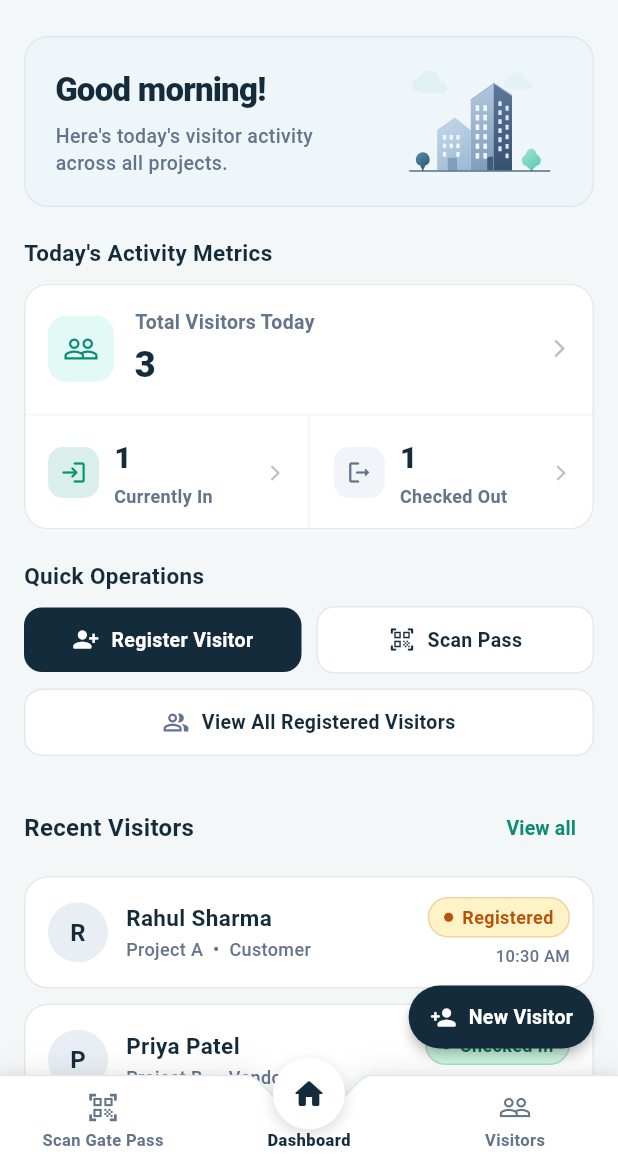
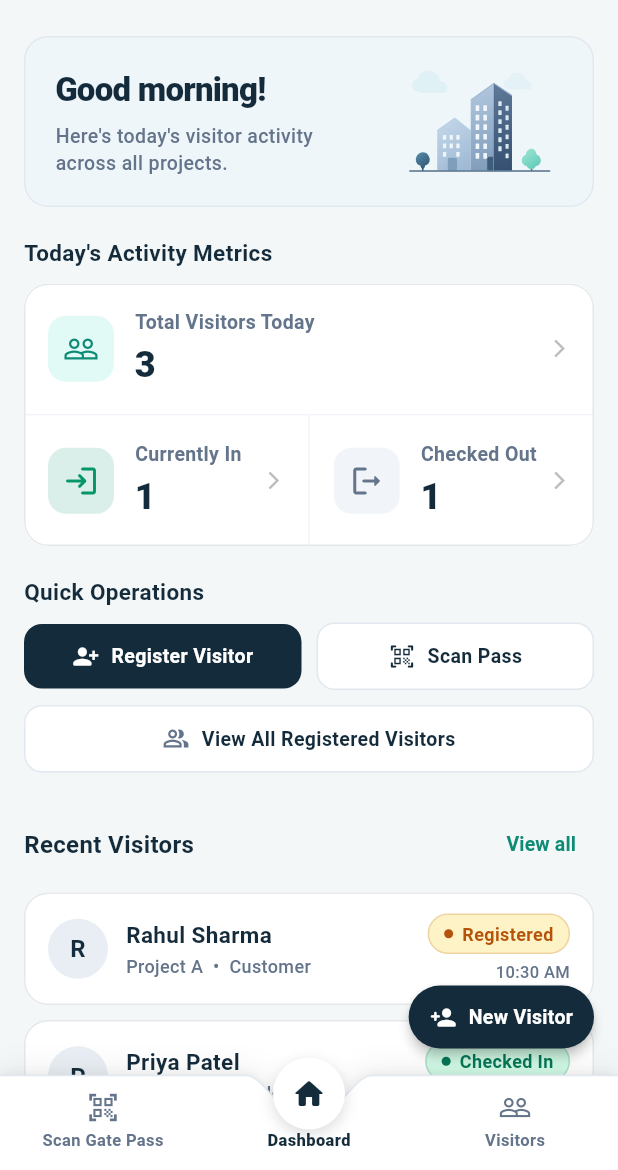
Before and after one commit to avinav-26th/OneGate, a Flutter app: the screen it shows after launch, on a phone screen of 412 x 824 dp, the part 66-1236 px from its top. Run offline on Flutter 3.47's test engine with Material 3 defaults, Android fonts, the phone set to English and light mode, and no system bars; our stand-ins replace flutter_riverpod, flutter_svg, qr_flutter, shared_preferences; missing offline and left inert: light, mobile_scanner; network calls fail.

Commit message:
fix(boot): increased boot time by 1.5s, maintained UI consistency

```diff
--- a/lib/features/dashboard/presentation/widgets/today_metrics_card.dart
+++ b/lib/features/dashboard/presentation/widgets/today_metrics_card.dart
@@ -101,7 +101,7 @@ class TodayMetricsCard extends StatelessWidget {
             InkWell(
               onTap: onTapCurrentlyIn,
               child: Padding(
-                padding: const EdgeInsets.symmetric(horizontal: 16, vertical: 14),
+                padding: const EdgeInsets.symmetric(horizontal: 16, vertical: 16),
                 child: Row(
                   children: [
                     Container(
@@ -113,7 +113,7 @@ class TodayMetricsCard extends StatelessWidget {
                       child: Icon(
                         Icons.login_rounded,
                         color: greenIcon,
-                        size: 22,
+                        size: 24,
                       ),
                     ),
                     const SizedBox(width: 14),
@@ -133,9 +133,10 @@ class TodayMetricsCard extends StatelessWidget {
                           Text(
                             _formatCount(currentlyCheckedIn),
                             style: TextStyle(
-                              fontSize: 22,
+                              fontSize: 24,
                               fontWeight: FontWeight.w800,
                               color: textPrimary,
+                              letterSpacing: -0.5,
                             ),
                           ),
                         ],
@@ -154,7 +155,7 @@ class TodayMetricsCard extends StatelessWidget {
             InkWell(
               onTap: onTapCheckedOut,
               child: Padding(
-                padding: const EdgeInsets.symmetric(horizontal: 16, vertical: 14),
+                padding: const EdgeInsets.symmetric(horizontal: 16, vertical: 16),
                 child: Row(
                   children: [
                     Container(
@@ -166,7 +167,7 @@ class TodayMetricsCard extends StatelessWidget {
                       child: Icon(
                         Icons.logout_rounded,
                         color: slateIcon,
-                        size: 22,
+                        size: 24,
                       ),
                     ),
                     const SizedBox(width: 14),
@@ -186,9 +187,10 @@ class TodayMetricsCard extends StatelessWidget {
                           Text(
                             _formatCount(checkedOutToday),
                             style: TextStyle(
-                              fontSize: 22,
+                              fontSize: 24,
                               fontWeight: FontWeight.w800,
                               color: textPrimary,
+                              letterSpacing: -0.5,
                             ),
                           ),
                         ],
@@ -211,41 +213,44 @@ class TodayMetricsCard extends StatelessWidget {
                     child: InkWell(
                       onTap: onTapCurrentlyIn,
                       child: Padding(
-                        padding: const EdgeInsets.symmetric(horizontal: 16, vertical: 14),
+                        padding: const EdgeInsets.symmetric(horizontal: 16, vertical: 16),
                         child: Row(
                           children: [
                             Container(
-                              padding: const EdgeInsets.all(8),
+                              padding: const EdgeInsets.all(10),
                               decoration: BoxDecoration(
                                 color: greenBg,
-                                borderRadius: BorderRadius.circular(10),
+                                borderRadius: BorderRadius.circular(12),
                               ),
                               child: Icon(
                                 Icons.login_rounded,
                                 color: greenIcon,
-                                size: 18,
+                                size: 24,
                               ),
                             ),
-                            const SizedBox(width: 10),
+                            const SizedBox(width: 14),
                             Expanded(
                               child: Column(
                                 crossAxisAlignment: CrossAxisAlignment.start,
                                 children: [
                                   Text(
-                                    _formatCount(currentlyCheckedIn),
+                                    'Currently In',
+                                    maxLines: 1,
+                                    overflow: TextOverflow.ellipsis,
                                     style: TextStyle(
-                                      fontSize: 20,
-                                      fontWeight: FontWeight.w800,
-                                      color: textPrimary,
+                                      fontSize: 13,
+                                      fontWeight: FontWeight.w600,
+                                      color: textSecondary,
                                     ),
                                   ),
                                   const SizedBox(height: 2),
                                   Text(
-                                    'Currently In',
+                                    _formatCount(currentlyCheckedIn),
                                     style: TextStyle(
-                                      fontSize: 12,
-                                      fontWeight: FontWeight.w600,
-                                      color: textSecondary,
+                                      fontSize: 24,
+                                      fontWeight: FontWeight.w800,
+                                      color: textPrimary,
+                                      letterSpacing: -0.5,
                                     ),
                                   ),
                                 ],
@@ -253,7 +258,7 @@ class TodayMetricsCard extends StatelessWidget {
                             ),
                             Icon(
                               Icons.arrow_forward_ios,
-                              size: 12,
+                              size: 14,
                               color: arrowColor,
                             ),
                           ],
@@ -266,41 +271,44 @@ class TodayMetricsCard extends StatelessWidget {
                     child: InkWell(
                       onTap: onTapCheckedOut,
                       child: Padding(
-                        padding: const EdgeInsets.symmetric(horizontal: 16, vertical: 14),
+                        padding: const EdgeInsets.symmetric(horizontal: 16, vertical: 16),
                         child: Row(
                           children: [
                             Container(
-                              padding: const EdgeInsets.all(8),
+                              padding: const EdgeInsets.all(10),
                               decoration: BoxDecoration(
                                 color: slateBg,
-                                borderRadius: BorderRadius.circular(10),
+                                borderRadius: BorderRadius.circular(12),
                               ),
                               child: Icon(
                                 Icons.logout_rounded,
                                 color: slateIcon,
-                                size: 18,
+                                size: 24,
                               ),
                             ),
-                            const SizedBox(width: 10),
+                            const SizedBox(width: 14),
                             Expanded(
                               child: Column(
                                 crossAxisAlignment: CrossAxisAlignment.start,
                                 children: [
                                   Text(
-                                    _formatCount(checkedOutToday),
+                                    'Checked Out',
+                                    maxLines: 1,
+                                    overflow: TextOverflow.ellipsis,
                                     style: TextStyle(
-                                      fontSize: 20,
-                                      fontWeight: FontWeight.w800,
-                                      color: textPrimary,
+                                      fontSize: 13,
+                                      fontWeight: FontWeight.w600,
+                                      color: textSecondary,
                                     ),
                                   ),
                                   const SizedBox(height: 2),
                                   Text(
-                                    'Checked Out',
+                                    _formatCount(checkedOutToday),
                                     style: TextStyle(
-                                      fontSize: 12,
-                                      fontWeight: FontWeight.w600,
-                                      color: textSecondary,
+                                      fontSize: 24,
+                                      fontWeight: FontWeight.w800,
+                                      color: textPrimary,
+                                      letterSpacing: -0.5,
                                     ),
                                   ),
                                 ],
@@ -308,7 +316,7 @@ class TodayMetricsCard extends StatelessWidget {
                             ),
                             Icon(
                               Icons.arrow_forward_ios,
-                              size: 12,
+                              size: 14,
                               color: arrowColor,
                             ),
                           ],
--- a/lib/features/scanner/presentation/qr_scanner_screen.dart
+++ b/lib/features/scanner/presentation/qr_scanner_screen.dart
@@ -21,6 +21,7 @@ class QrScannerScreen extends ConsumerStatefulWidget {
 class _QrScannerScreenState extends ConsumerState<QrScannerScreen>
     with AutomaticKeepAliveClientMixin {
   final MobileScannerController _scannerController = MobileScannerController(
+    autoStart: false,
     detectionSpeed: DetectionSpeed.noDuplicates,
     returnImage: false,
   );
@@ -36,7 +37,10 @@ class _QrScannerScreenState extends ConsumerState<QrScannerScreen>
   @override
   void initState() {
     super.initState();
-    _initLightSensor();
+    if (widget.isActive) {
+      _scannerController.start();
+      _initLightSensor();
+    }
   }
 
   @override
@@ -45,9 +49,12 @@ class _QrScannerScreenState extends ConsumerState<QrScannerScreen>
     if (oldWidget.isActive != widget.isActive) {
       if (widget.isActive) {
         _scannerController.start();
+        _initLightSensor();
       } else {
         _scannerController.stop();
         _turnOffTorch();
+        _lightSubscription?.cancel();
+        _lightSubscription = null;
       }
     }
   }
```
